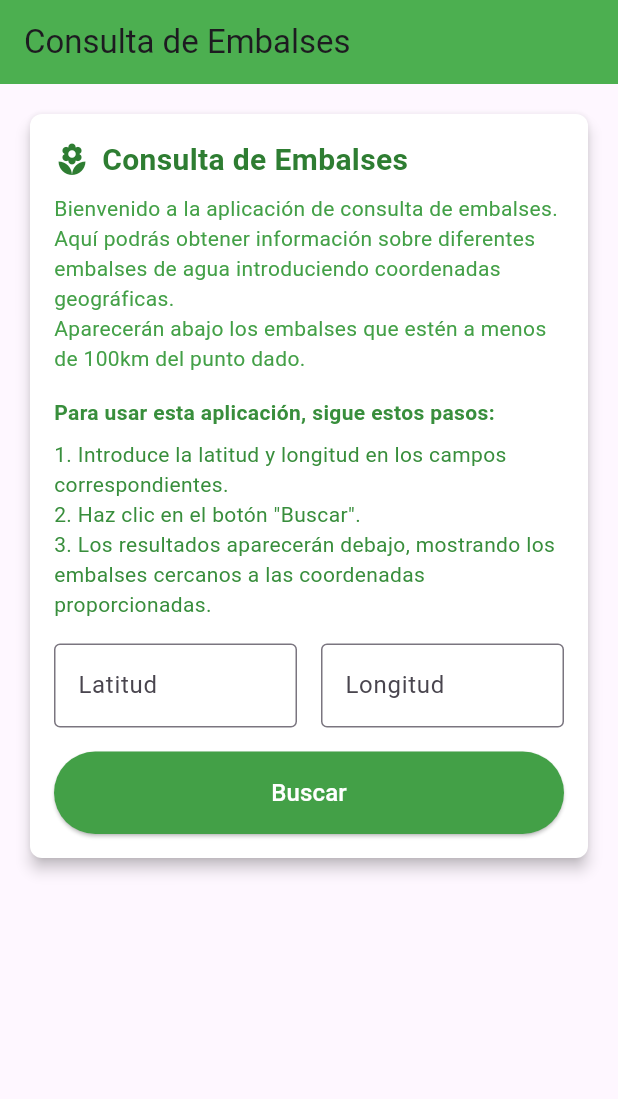
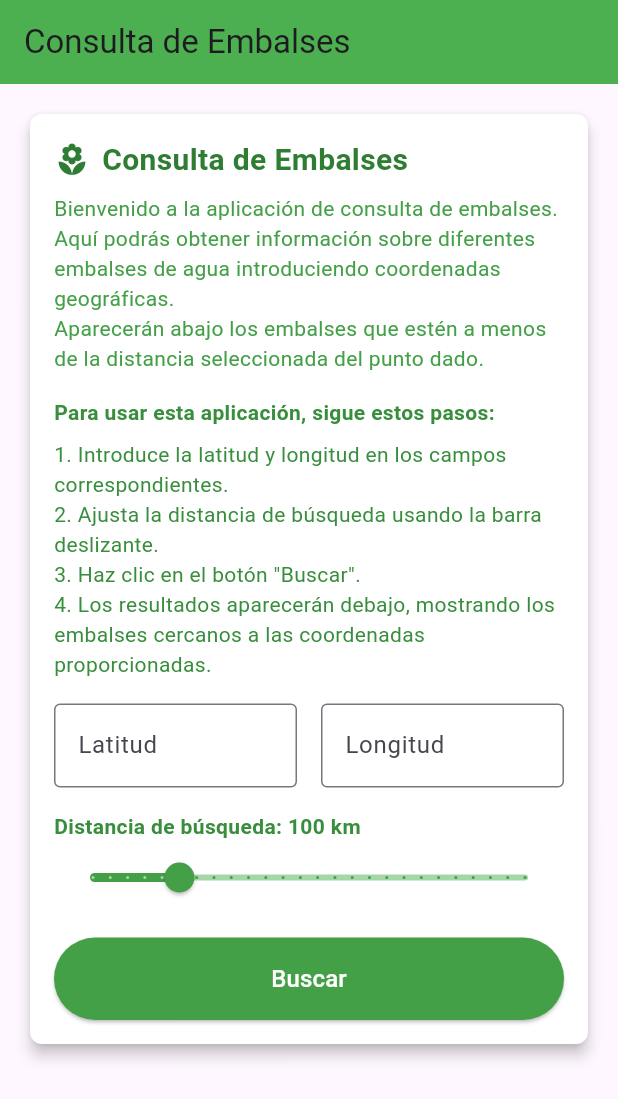
Before and after one commit to Javierub32/Malackathon, a Flutter app: the screen it shows after launch, on a phone screen of 412 x 824 dp. Shown: the top 1099 px of the screen. Run offline on Flutter 3.47's test engine with Material 3 defaults, Android fonts, the phone set to English and light mode, and no system bars.

Commit message:
Añadimos un slider para poder modificar la distancia de búsqueda

```diff
--- a/analysis_options.yaml
+++ b/analysis_options.yaml
@@ -9,7 +9,7 @@
 # packages, and plugins designed to encourage good coding practices.
 analyzer:
   errors:
-    library_private_types_in_public_api: ignore ignore
+    library_private_types_in_public_api: ignore
 include: package:flutter_lints/flutter.yaml
 
 linter:
--- a/lib/pages/home_page.dart
+++ b/lib/pages/home_page.dart
@@ -31,6 +31,9 @@ class _HomePageState extends State<HomePage> {
   final TextEditingController _longitudController = TextEditingController();
   List<Embalse> _resultados = [];
   bool clicked = false;
+
+  // Nueva variable para la distancia seleccionada en la barra deslizante
+  double _distancia = 100.0;
 
   // Datos de ejemplo de embalses
   final List<Embalse> _embalsesEjemplo = [
@@ -79,13 +82,13 @@ class _HomePageState extends State<HomePage> {
       return;
     }
 
-    // Filtrar embalses cercanos basándose en la proximidad
-    // Filtrar embalses dentro de 10 km usando la fórmula de Haversine
-  List<Embalse> embalsesCercanos = _embalsesEjemplo.where((embalse) {
-    double distancia = calcularDistancia(lat, lon, embalse.latitud, embalse.longitud);
-    // print('Distancia a ${embalse.nombre}: $distancia km');
-    return distancia <= 100; // 10 km de radio
-  }).toList();
+    // Filtrar embalses cercanos basándose en la distancia seleccionada
+    List<Embalse> embalsesCercanos = _embalsesEjemplo.where((embalse) {
+      double distancia =
+          calcularDistancia(lat, lon, embalse.latitud, embalse.longitud);
+      // print('Distancia a ${embalse.nombre}: $distancia km');
+      return distancia <= _distancia; // Usar la distancia seleccionada
+    }).toList();
 
     setState(() {
       _resultados = embalsesCercanos;
@@ -143,7 +146,7 @@ class _HomePageState extends State<HomePage> {
                     ),
                     const SizedBox(height: 8.0),
                     Text(
-                      'Bienvenido a la aplicación de consulta de embalses. Aquí podrás obtener información sobre diferentes embalses de agua introduciendo coordenadas geográficas.\nAparecerán abajo los embalses que estén a menos de 100km del punto dado.',
+                      'Bienvenido a la aplicación de consulta de embalses. Aquí podrás obtener información sobre diferentes embalses de agua introduciendo coordenadas geográficas.\nAparecerán abajo los embalses que estén a menos de la distancia seleccionada del punto dado.',
                       style: TextStyle(
                         color: Colors.green[600],
                       ),
@@ -160,8 +163,9 @@ class _HomePageState extends State<HomePage> {
                     const SizedBox(height: 8.0),
                     Text(
                       '1. Introduce la latitud y longitud en los campos correspondientes.\n'
-                      '2. Haz clic en el botón "Buscar".\n'
-                      '3. Los resultados aparecerán debajo, mostrando los embalses cercanos a las coordenadas proporcionadas.',
+                      '2. Ajusta la distancia de búsqueda usando la barra deslizante.\n'
+                      '3. Haz clic en el botón "Buscar".\n'
+                      '4. Los resultados aparecerán debajo, mostrando los embalses cercanos a las coordenadas proporcionadas.',
                       style: TextStyle(
                         color: Colors.green[700],
                       ),
@@ -171,10 +175,36 @@ class _HomePageState extends State<HomePage> {
                     Row(
                       children: [
                         CampoLatitud(latitudController: _latitudController),
-
                         const SizedBox(width: 16.0),
-
                         CampoLongitud(longitudController: _longitudController),
+                      ],
+                    ),
+                    const SizedBox(height: 16.0),
+                    // Barra deslizante para la distancia
+                    Column(
+                      crossAxisAlignment: CrossAxisAlignment.start,
+                      children: [
+                        Text(
+                          'Distancia de búsqueda: ${_distancia.round()} km',
+                          style: TextStyle(
+                            color: Colors.green[700],
+                            fontWeight: FontWeight.bold,
+                          ),
+                        ),
+                        Slider(
+                          value: _distancia,
+                          min: 0,
+                          max: 500,
+                          divisions: 25,
+                          label: '${_distancia.round()} km',
+                          activeColor: Colors.green[600],
+                          inactiveColor: Colors.green[200],
+                          onChanged: (double value) {
+                            setState(() {
+                              _distancia = value;
+                            });
+                          },
+                        ),
                       ],
                     ),
                     const SizedBox(height: 16.0),
@@ -184,7 +214,8 @@ class _HomePageState extends State<HomePage> {
                       child: ElevatedButton(
                         onPressed: _buscarEmbalses,
                         style: ElevatedButton.styleFrom(
-                          foregroundColor: Colors.white, backgroundColor: Colors.green[600],
+                          foregroundColor: Colors.white,
+                          backgroundColor: Colors.green[600],
                           padding: const EdgeInsets.symmetric(vertical: 16.0),
                         ),
                         child: const Text(
@@ -199,8 +230,7 @@ class _HomePageState extends State<HomePage> {
             ),
             const SizedBox(height: 24.0),
             // Resultados de la Búsqueda
-            if (_resultados.isNotEmpty)
-              EmbalseCard(resultados: _resultados),
+            if (_resultados.isNotEmpty) EmbalseCard(resultados: _resultados),
             if (_resultados.isEmpty && clicked)
               const Text(
                 'No se encontraron embalses cercanos a las coordenadas proporcionadas.',
@@ -323,7 +353,7 @@ class EmbalseCard extends StatelessWidget {
                           color: Colors.green[800],
                         ),
                       ),
-                     const SizedBox(height: 8.0),
+                      const SizedBox(height: 8.0),
                       Text(
                         'Capacidad: ${embalse.capacidad}',
                         style: TextStyle(
```
